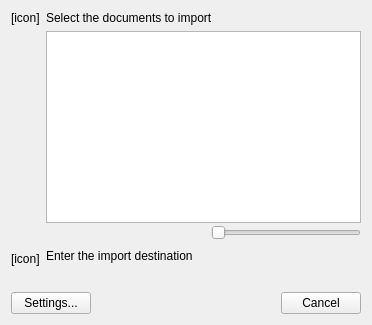
Qt form importer/thumbnailpage.ui (KDE/gwenview) before a commit.
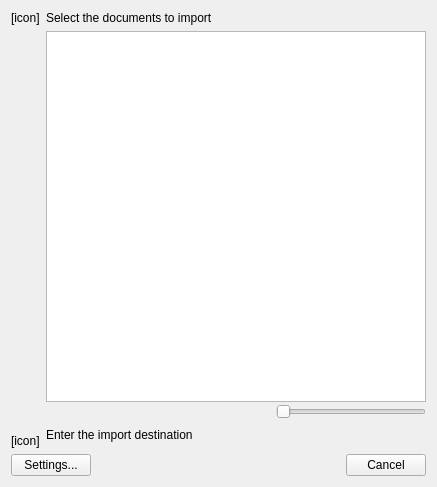
The same form after that commit. Custom widgets are drawn as their Qt base class.

Commit message: Started to implement config dialog

What changed in the file:
```diff
--- a/importer/thumbnailpage.ui
+++ b/importer/thumbnailpage.ui
@@ -6,8 +6,8 @@
    <rect>
     <x>0</x>
     <y>0</y>
-    <width>372</width>
-    <height>325</height>
+    <width>437</width>
+    <height>487</height>
    </rect>
   </property>
   <property name="styleSheet">
@@ -20,8 +20,8 @@
 }</string>
   </property>
   <layout class="QGridLayout" name="gridLayout">
-   <item row="0" column="0" rowspan="2">
-    <layout class="QVBoxLayout" name="verticalLayout_3">
+   <item row="0" column="0" rowspan="4">
+    <layout class="QVBoxLayout" name="verticalLayout_2">
      <item>
       <widget class="QLabel" name="mSrcIconLabel">
        <property name="sizePolicy">
@@ -52,11 +52,30 @@
        <property name="sizeHint" stdset="0">
         <size>
          <width>20</width>
-         <height>10</height>
+         <height>13</height>
         </size>
        </property>
       </spacer>
      </item>
+     <item>
+      <widget class="QLabel" name="mDstIconLabel">
+       <property name="sizePolicy">
+        <sizepolicy hsizetype="Fixed" vsizetype="Fixed">
+         <horstretch>0</horstretch>
+         <verstretch>0</verstretch>
+        </sizepolicy>
+       </property>
+       <property name="text">
+        <string notr="true">[icon]</string>
+       </property>
+       <property name="alignment">
+        <set>Qt::AlignLeading|Qt::AlignLeft|Qt::AlignTop</set>
+       </property>
+       <property name="isIcon" stdset="0">
+        <bool>true</bool>
+       </property>
+      </widget>
+     </item>
     </layout>
    </item>
    <item row="0" column="1">
@@ -129,25 +148,6 @@
      </layout>
     </widget>
    </item>
-   <item row="2" column="0" rowspan="2">
-    <widget class="QLabel" name="mDstIconLabel">
-     <property name="sizePolicy">
-      <sizepolicy hsizetype="Fixed" vsizetype="Fixed">
-       <horstretch>0</horstretch>
-       <verstretch>0</verstretch>
-      </sizepolicy>
-     </property>
-     <property name="text">
-      <string notr="true">[icon]</string>
-     </property>
-     <property name="alignment">
-      <set>Qt::AlignLeading|Qt::AlignLeft|Qt::AlignTop</set>
-     </property>
-     <property name="isIcon" stdset="0">
-      <bool>true</bool>
-     </property>
-    </widget>
-   </item>
    <item row="2" column="1">
     <widget class="QLabel" name="label">
      <property name="text">
@@ -164,39 +164,7 @@
    <item row="3" column="1">
     <widget class="KUrlRequester" name="mDstUrlRequester"/>
    </item>
-   <item row="4" column="0">
-    <spacer name="verticalSpacer_3">
-     <property name="orientation">
-      <enum>Qt::Vertical</enum>
-     </property>
-     <property name="sizeType">
-      <enum>QSizePolicy::Expanding</enum>
-     </property>
-     <property name="sizeHint" stdset="0">
-      <size>
-       <width>20</width>
-       <height>1</height>
-      </size>
-     </property>
-    </spacer>
-   </item>
-   <item row="4" column="1">
-    <spacer name="verticalSpacer_4">
-     <property name="orientation">
-      <enum>Qt::Vertical</enum>
-     </property>
-     <property name="sizeType">
-      <enum>QSizePolicy::Preferred</enum>
-     </property>
-     <property name="sizeHint" stdset="0">
-      <size>
-       <width>20</width>
-       <height>0</height>
-      </size>
-     </property>
-    </spacer>
-   </item>
-   <item row="5" column="0" colspan="2">
+   <item row="4" column="0" colspan="2">
     <layout class="QHBoxLayout" name="horizontalLayout_2">
      <item>
       <widget class="QPushButton" name="mConfigureButton">
```
The commit also changes 6 other files.
